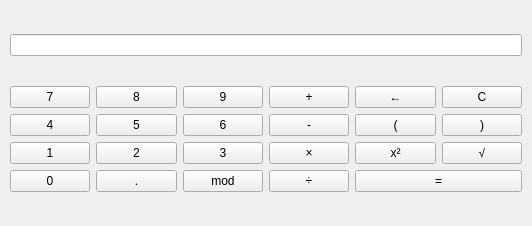
Qt form mainwindow.ui (jdobes/qalc) before a commit.
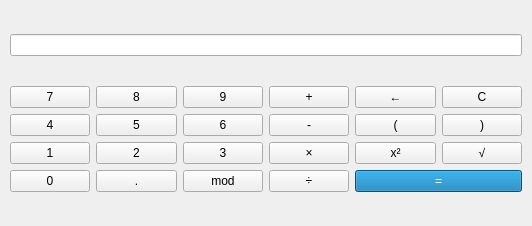
The same form after that commit.

Commit message: color result button

The edit to the form file:
```diff
--- a/mainwindow.ui
+++ b/mainwindow.ui
@@ -237,6 +237,10 @@
        </item>
        <item row="3" column="4" colspan="2">
         <widget class="QPushButton" name="resultButton">
+         <property name="styleSheet">
+          <string notr="true">background-color: rgb(2, 118, 176);
+color: white</string>
+         </property>
          <property name="text">
           <string>=</string>
          </property>
```
